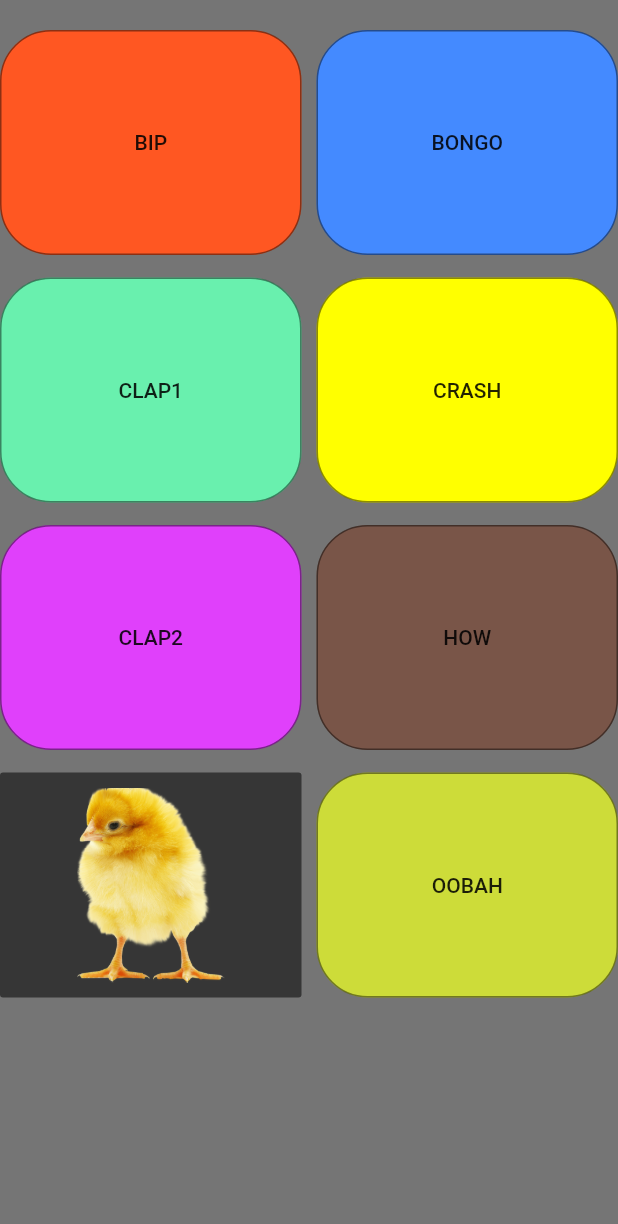
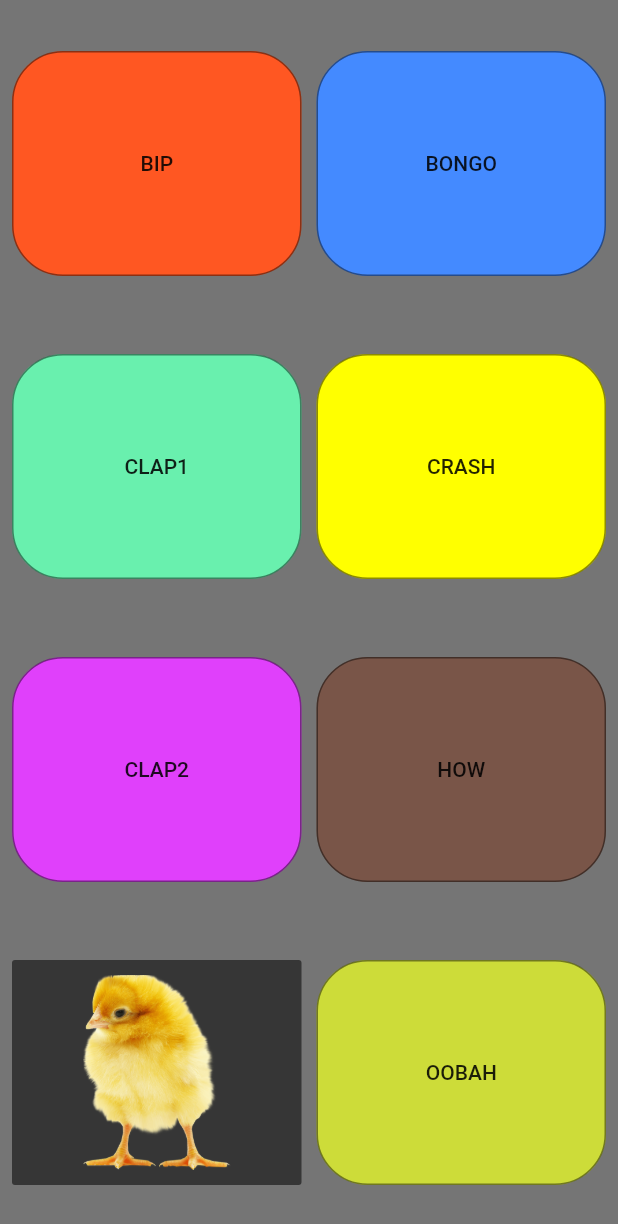
Before and after one commit to ersengultepe/drum_machine-master, a Flutter app: the screen it shows after launch, on a phone screen of 412 x 824 dp. Shown: the top 1224 px of the screen. Run offline on Flutter 3.47's test engine with Material 2 defaults, Android fonts, the phone set to English and light mode, and no system bars; our stand-ins replace audioplayers.

Commit message:
update widgets

```diff
--- a/lib/main.dart
+++ b/lib/main.dart
@@ -13,12 +13,12 @@ class DrumMachine extends StatelessWidget {
       home: Scaffold(
         backgroundColor: Colors.black54,
         body: SafeArea(
+            child: Padding(
+          padding: const EdgeInsets.all(8.0),
           child: Column(
             children: <Widget>[
-            SizedBox(
-              height: 20,
-            ),
-            Row(
+              Expanded(
+                child: Row(
                   children: <Widget>[
                     voiceButton('bip', Colors.deepOrange),
                     SizedBox(
@@ -27,10 +27,9 @@ class DrumMachine extends StatelessWidget {
                     voiceButton('bongo', Colors.blueAccent),
                   ],
                 ),
-            SizedBox(
-              height: 15,
               ),
-            Row(
+              Expanded(
+                child: Row(
                   children: <Widget>[
                     voiceButton('clap1', Colors.greenAccent),
                     SizedBox(
@@ -39,10 +38,9 @@ class DrumMachine extends StatelessWidget {
                     voiceButton('crash', Colors.yellowAccent),
                   ],
                 ),
-            SizedBox(
-              height: 15,
               ),
-            Row(
+              Expanded(
+                child: Row(
                   children: <Widget>[
                     voiceButton('clap2', Colors.purpleAccent),
                     SizedBox(
@@ -51,20 +49,20 @@ class DrumMachine extends StatelessWidget {
                     voiceButton('how', Colors.brown),
                   ],
                 ),
-            SizedBox(
-              height: 15,
               ),
-            Row(
+              Expanded(
+                child: Row(
                   children: <Widget>[
                     voiceImage('clap3', Colors.black54),
-                // voiceButton('clap3', Colors.pink),
                     SizedBox(
                       width: 10,
                     ),
                     voiceButton('oobah', Colors.lime),
                   ],
                 ),
+              ),
             ],
+          ),
         )),
       ),
     );
```
Lines whose indentation alone changed are shown as unchanged.
